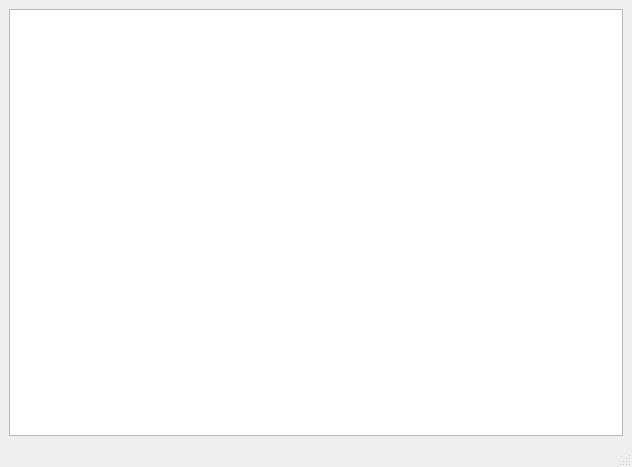
Old version of the form src/RouteViewer.ui in the repository neotron/EDPathFinder.
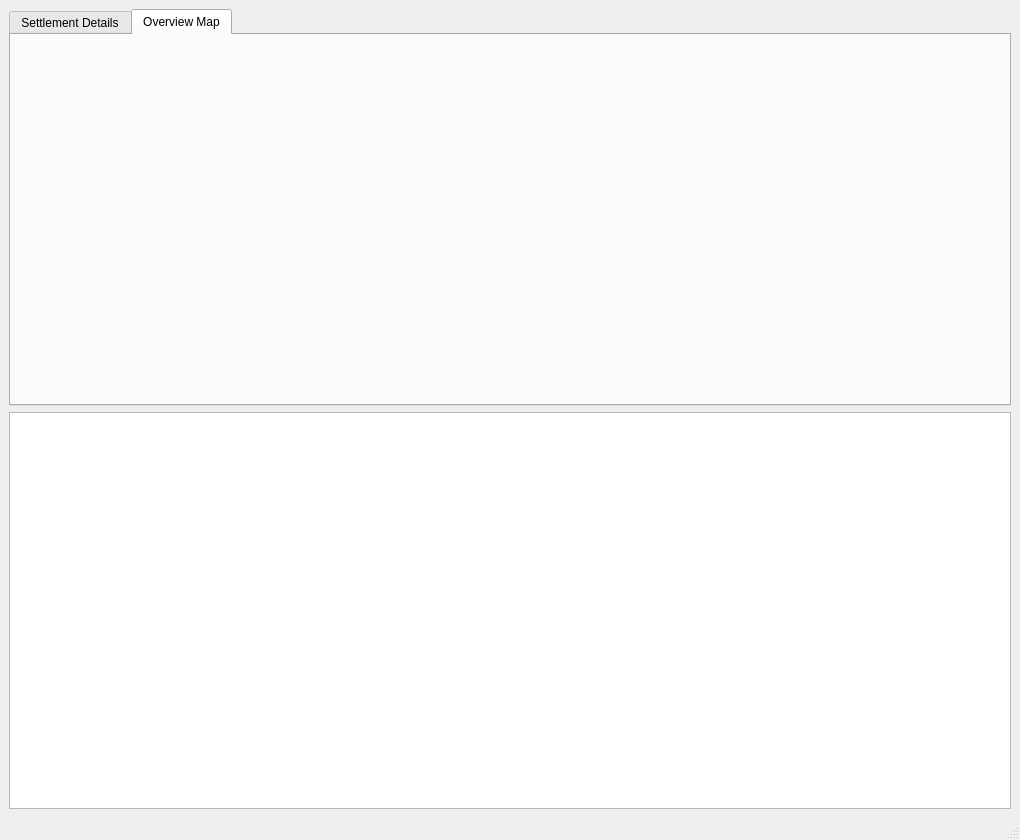
New version of the form.

Commit message: Fixed packaging aspects, load settlement types and many other changes.

```diff
--- a/src/RouteViewer.ui
+++ b/src/RouteViewer.ui
@@ -6,8 +6,8 @@
    <rect>
     <x>0</x>
     <y>0</y>
-    <width>632</width>
-    <height>467</height>
+    <width>1020</width>
+    <height>840</height>
    </rect>
   </property>
   <property name="sizePolicy">
@@ -27,6 +27,23 @@
     </sizepolicy>
    </property>
    <layout class="QVBoxLayout" name="verticalLayout_2">
+    <item>
+     <widget class="QTabWidget" name="tabWidget">
+      <property name="currentIndex">
+       <number>1</number>
+      </property>
+      <widget class="QWidget" name="settlement">
+       <attribute name="title">
+        <string>Settlement Details</string>
+       </attribute>
+      </widget>
+      <widget class="QWidget" name="overview">
+       <attribute name="title">
+        <string>Overview Map</string>
+       </attribute>
+      </widget>
+     </widget>
+    </item>
     <item>
      <widget class="QTableView" name="tableView">
       <property name="minimumSize">
```
Left out of the diff: 2 changed lines with no effect on the pictures. The commit also changes 25 other files.
